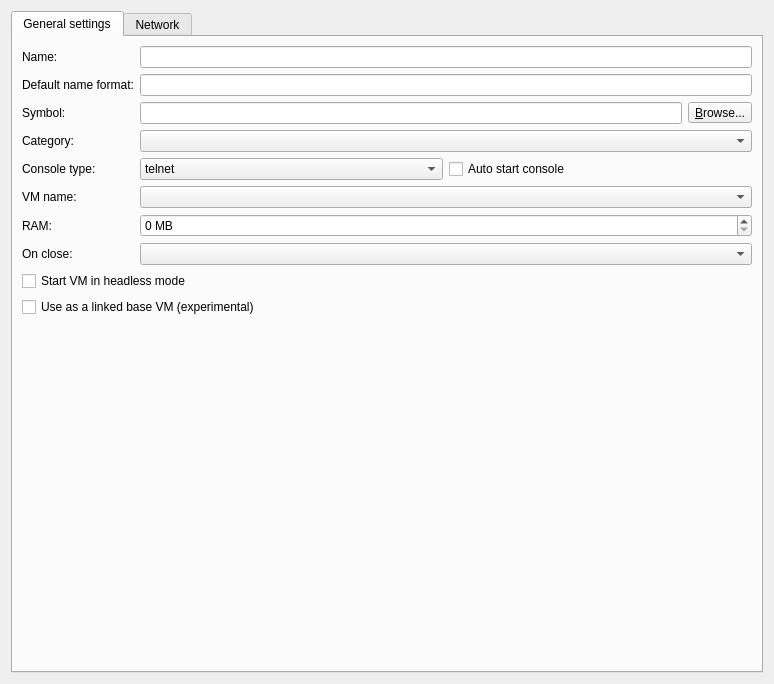
The window that gns3/modules/virtualbox/ui/virtualbox_vm_configuration_page.ui (GNS3/gns3-gui) describes before a commit, drawn with Qt 5.
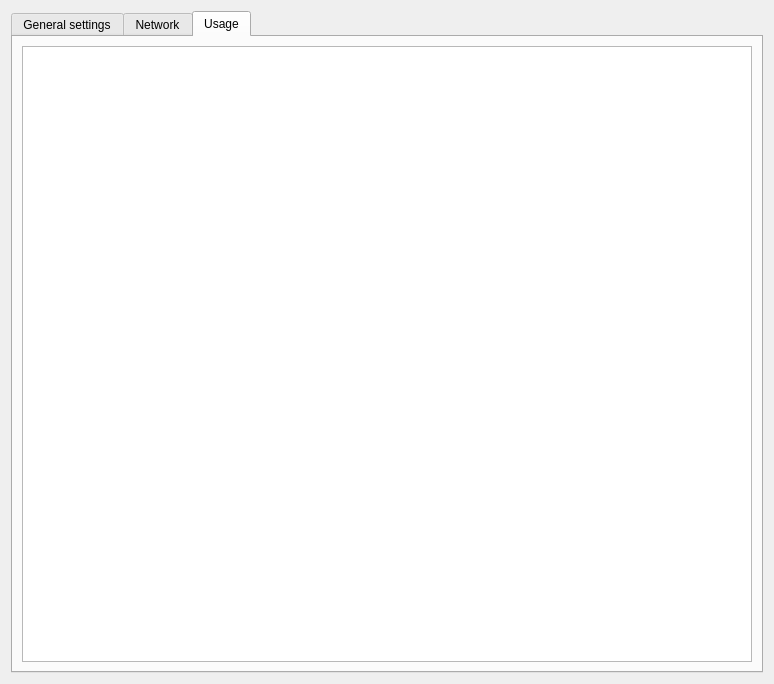
The same window after the commit. The open tabs and pages were chosen to show the change.

Commit message: New node information dialog to display general, usage and command line information. Ref https://github.com/GNS3/gns3-gui/issues/2662 https://github.com/GNS3/gns3-gui/issues/2656

```diff
--- a/gns3/modules/virtualbox/ui/virtualbox_vm_configuration_page.ui
+++ b/gns3/modules/virtualbox/ui/virtualbox_vm_configuration_page.ui
@@ -314,6 +314,16 @@
        </item>
       </layout>
      </widget>
+     <widget class="QWidget" name="tab_3">
+      <attribute name="title">
+       <string>Usage</string>
+      </attribute>
+      <layout class="QVBoxLayout" name="verticalLayout_2">
+       <item>
+        <widget class="QPlainTextEdit" name="uiUsageTextEdit"/>
+       </item>
+      </layout>
+     </widget>
     </widget>
    </item>
   </layout>
```
The commit also changes 34 other files.
